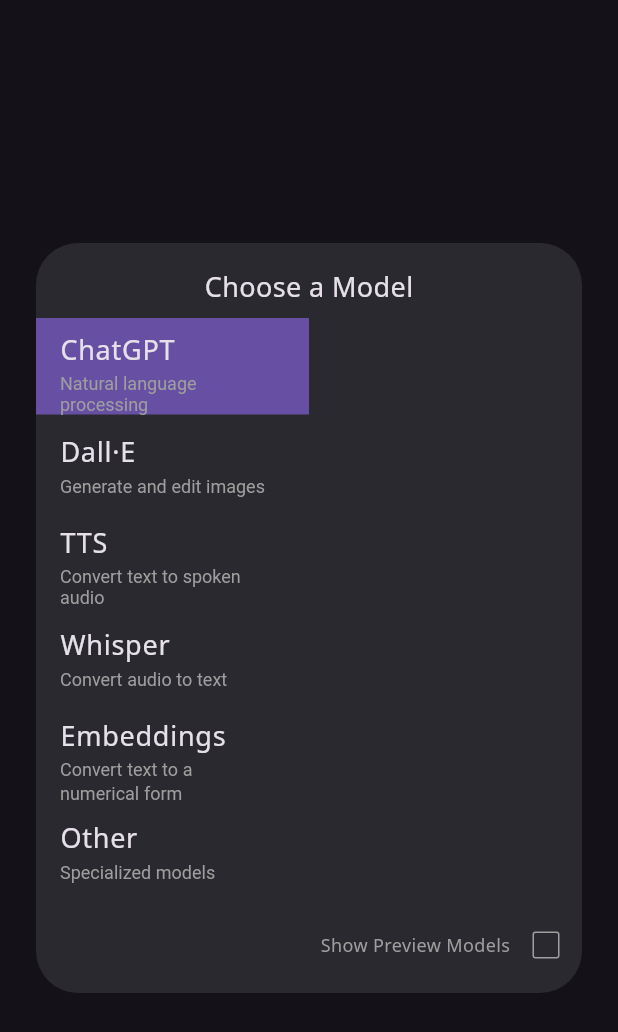
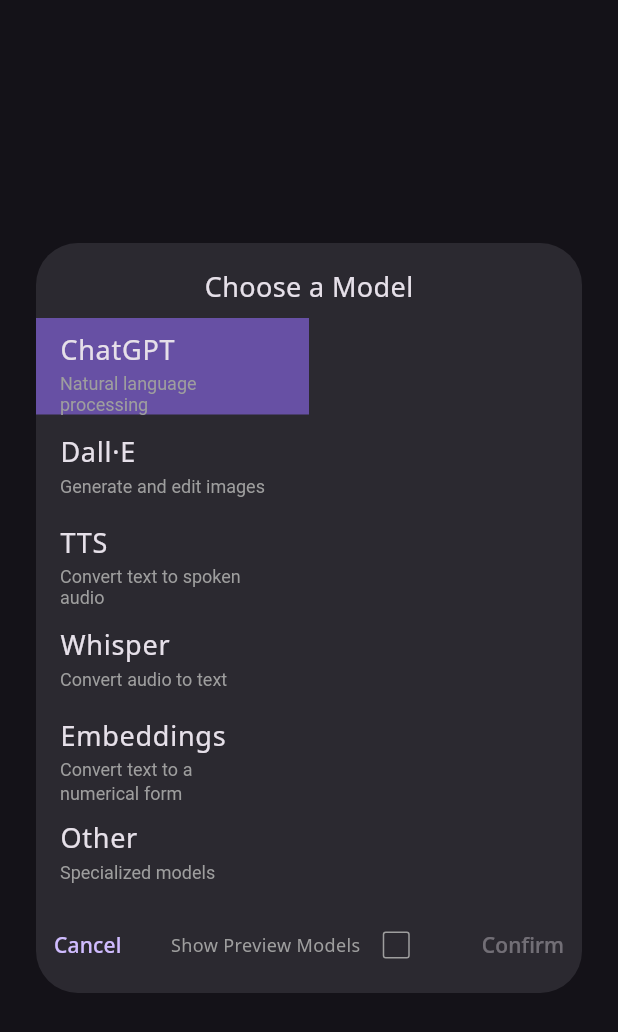
Before and after one commit to coleritchiee/gpt_thing, a Flutter app: the ModelDialog widget shown alone on an empty page, opened directly with empty values, on a phone screen of 412 x 824 dp. Shown: the top 1032 px of the screen. Run offline on Flutter 3.47's test engine with Material 3 defaults, Android fonts, the phone set to English and light mode, and no system bars; our stand-ins replace cloud_firestore, firebase_auth, firebase_core, font_awesome_flutter, google_fonts, google_sign_in and 1 more; missing offline and left inert: dart_openai; accounts and stored records are empty; generated files the repository leaves out were written again.

Commit message:
Add confirm button to model dialog
Just a small thing, but it helps.

```diff
--- a/lib/home/model_dialog.dart
+++ b/lib/home/model_dialog.dart
@@ -9,7 +9,13 @@ class ModelDialog extends StatelessWidget {
   @override
   Widget build(BuildContext context) {
     String filter = data.groups.first.name;
+    String newModel = data.model;
     bool showPreviews = false;
+
+    void setModel(String model) {
+      data.setModel(model);
+      Navigator.of(context).pop();
+    }
 
     return Dialog(
       insetPadding: const EdgeInsets.all(24.0),
@@ -68,8 +74,9 @@ class ModelDialog extends StatelessWidget {
                             ).map((model) {
                               return ListTile(
                                 onTap: () {
-                                  data.setModel(model.id);
-                                  Navigator.of(context).pop();
+                                  setState(() {
+                                    newModel = model.id;
+                                  });
                                 },
                                 title: Center(child: Text(model.id)),
                                 titleTextStyle: const TextStyle(
@@ -78,7 +85,7 @@ class ModelDialog extends StatelessWidget {
                                 ),
                                 dense: true,
                                 visualDensity: const VisualDensity(vertical: -4),
-                                tileColor: data.model == model.id
+                                tileColor: newModel == model.id
                                   ? Theme.of(context).colorScheme.inversePrimary
                                   : null,
                               );
@@ -89,6 +96,15 @@ class ModelDialog extends StatelessWidget {
                     ),
                   ),
                   const SizedBox(height: 8),
+                  Row(
+                    mainAxisAlignment: MainAxisAlignment.spaceBetween,
+                    children: [
+                      TextButton(
+                        child: const Text("Cancel"),
+                        onPressed: () {
+                          Navigator.of(context).pop();
+                        },
+                      ),
                       Row(
                         mainAxisAlignment: MainAxisAlignment.end,
                         children: [
@@ -113,6 +129,14 @@ class ModelDialog extends StatelessWidget {
                           ),
                         ],
                       ),
+                      TextButton(
+                        onPressed: newModel.isEmpty ? null : () {
+                          setModel(newModel);
+                        },
+                        child: const Text("Confirm"),
+                      ),
+                    ],
+                  ),
                 ],
               );
             }
```
Lines whose indentation alone changed are shown as unchanged.
